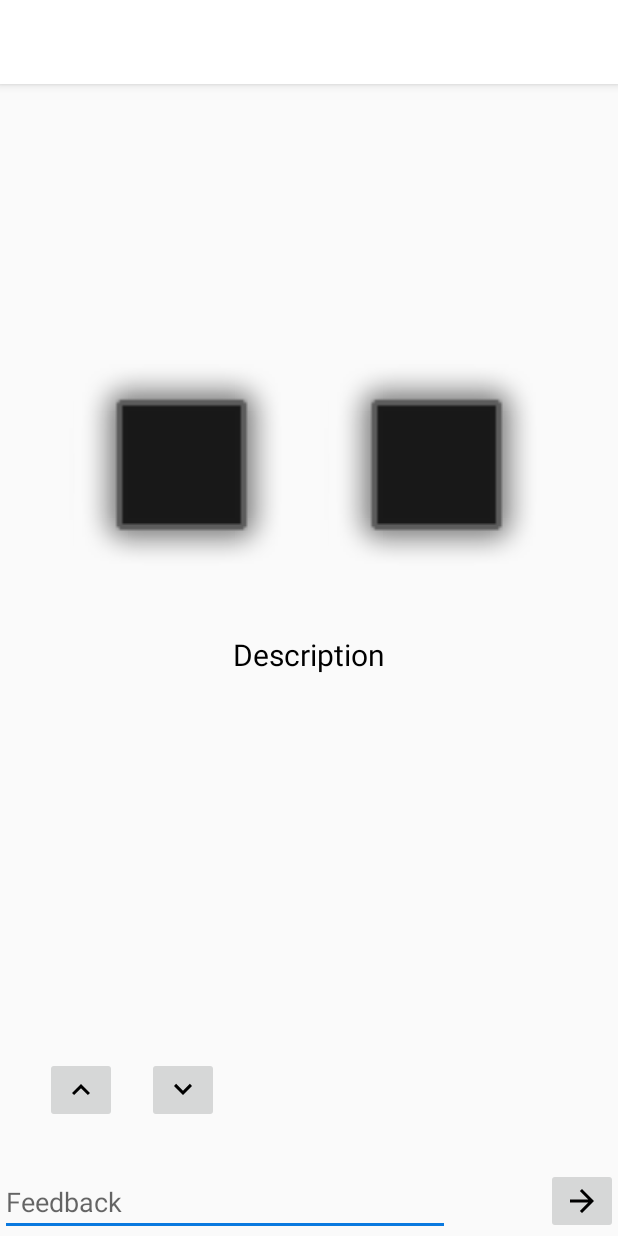
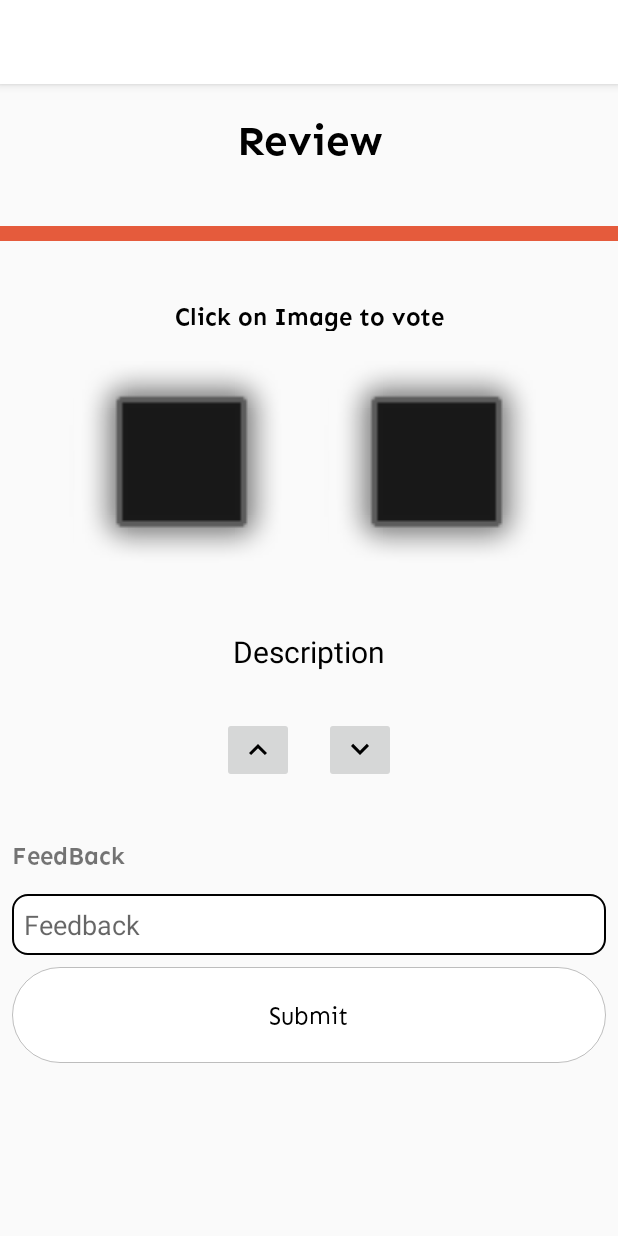
Before and after one commit to Prakash-sa/ABTesting, an Android app: the ImageViewActivity screen opened directly, with no data from a screen before it, on a phone screen of 412 x 824 dp. Run offline under Robolectric (Android 15) with nearby library versions, the phone set to English and light mode, and no system bars; our stand-ins replace Firebase (no records; nobody signed in at launch, a user with empty details on screens opened directly); 5 statements that could not run were skipped.

Commit message:
UI changes

```diff
--- a/app/src/main/java/com/company/ab/activity/ImageViewActivity.java
+++ b/app/src/main/java/com/company/ab/activity/ImageViewActivity.java
@@ -16,6 +16,7 @@ import com.bumptech.glide.Glide;
 import com.company.ab.R;
 import com.company.ab.database.ImageFeatures;
 import com.company.ab.database.ProfileFeatures;
+import com.company.ab.views.RoundedIconButton;
 import com.google.firebase.auth.FirebaseAuth;
 import com.google.firebase.auth.FirebaseUser;
 import com.google.firebase.database.DataSnapshot;
@@ -36,9 +37,10 @@ public class ImageViewActivity extends AppCompatActivity {
     List<String>submittedUuid=new ArrayList<>();
     private ImageView imageView1,imageView2;
     private LinearLayout linearLayout1,linearLayout2;
-    private TextView submit_text,imageDesciption;
+    private TextView imageDesciption;
     private ProfileFeatures profileFeatures;
-    private ImageButton upVotebt,downVotebt,submitbt;
+    private RoundedIconButton submitbt;
+    private ImageButton upVotebt,downVotebt;
     private EditText feedbackedittext;
 
     private int vote=0;
@@ -52,9 +54,6 @@ public class ImageViewActivity extends AppCompatActivity {
     protected void onCreate(Bundle savedInstanceState) {
         super.onCreate(savedInstanceState);
         setContentView(R.layout.activity_image_view);
-
-
-        submit_text=findViewById(R.id.submit_flag_id);
         imageView1=findViewById(R.id.image_button1_id);
         imageView2=findViewById(R.id.image_button2_id);
         linearLayout1=findViewById(R.id.lineraLayout1_id);
@@ -63,19 +62,16 @@ public class ImageViewActivity extends AppCompatActivity {
         upVotebt=findViewById(R.id.upvote_id);
         downVotebt=findViewById(R.id.downvote_id);
         submitbt=findViewById(R.id.submit_bt_id);
+        submitbt.setButtonLabel("Submit");
         feedbackedittext=findViewById(R.id.feedback_id);
 
         user = FirebaseAuth.getInstance().getCurrentUser();
-
         isAble=true;
         selected=0;
-
-
         Bundle b=getIntent().getExtras();
         imageFeatures= (ImageFeatures) b.getSerializable("object");
 
         uuid=imageFeatures.getUuid();
-        submit_text.setVisibility(View.INVISIBLE);
         Glide.with(this).load(imageFeatures.getImageurl1()).into(imageView1);
         Glide.with(this).load(imageFeatures.getImageurl2()).into(imageView2);
         imageDesciption.setText(imageFeatures.getImageDesciption());
@@ -91,7 +87,6 @@ public class ImageViewActivity extends AppCompatActivity {
 
                     if (submittedUuid.contains(uuid)) {
                         isAble = false;
-                        submit_text.setVisibility(View.VISIBLE);
                         return;
                     }
                 }
--- a/app/src/main/res/layout/activity_image_view.xml
+++ b/app/src/main/res/layout/activity_image_view.xml
@@ -1,140 +1,187 @@
 <?xml version="1.0" encoding="utf-8"?>
-<LinearLayout xmlns:android="http://schemas.android.com/apk/res/android"
+<ScrollView xmlns:android="http://schemas.android.com/apk/res/android"
     xmlns:app="http://schemas.android.com/apk/res-auto"
     xmlns:tools="http://schemas.android.com/tools"
+    android:layout_width="match_parent"
+    android:layout_height="match_parent">
+
+    <LinearLayout
         android:layout_width="match_parent"
         android:layout_height="match_parent"
         android:orientation="vertical"
         tools:context=".activity.ImageViewActivity">
 
         <TextView
-        android:layout_marginTop="50dp"
-        android:textSize="30dp"
-        android:textColor="@color/black"
-        android:id="@+id/submit_flag_id"
             android:layout_width="match_parent"
             android:layout_height="wrap_content"
-        android:text="You Have Already Submitted"
-        android:gravity="center"/>
-    <LinearLayout
-        android:gravity="center"
-        android:orientation="vertical"
+            android:layout_marginTop="20dp"
+            android:layout_marginBottom="20dp"
+            android:fontFamily="@font/senbold"
+            android:gravity="center_horizontal"
+            android:text="Review"
+            android:textColor="@color/black"
+            android:textSize="28sp" />
+
+        <View
             android:layout_width="match_parent"
-        android:layout_height="match_parent">
+            android:layout_height="10dp"
+            android:layout_marginTop="20dp"
+            android:layout_marginBottom="20dp"
+            android:background="@color/textcolor" />
 
         <LinearLayout
+            android:layout_width="match_parent"
+            android:layout_height="match_parent"
             android:gravity="center"
-            android:orientation="vertical"
-            android:layout_width="wrap_content"
-            android:layout_height="400dp">
+            android:orientation="vertical">
+
             <LinearLayout
-                android:gravity="center"
-                android:layout_width="wrap_content"
-                android:layout_height="wrap_content">
-            <LinearLayout
-                android:layout_weight="1"
-                android:id="@+id/lineraLayout1_id"
-                android:gravity="center"
                 android:layout_width="wrap_content"
                 android:layout_height="wrap_content"
+                android:gravity="center"
                 android:orientation="vertical">
+
+                <TextView
+                    android:layout_width="match_parent"
+                    android:layout_height="wrap_content"
+                    android:layout_marginTop="20dp"
+                    android:layout_marginBottom="20dp"
+                    android:fontFamily="@font/senbold"
+                    android:gravity="center_horizontal"
+                    android:text="Click on Image to vote"
+                    android:textColor="@color/black"
+                    android:textSize="16sp" />
+
+                <LinearLayout
+                    android:layout_width="wrap_content"
+                    android:layout_height="wrap_content"
+                    android:gravity="center">
+
+                    <LinearLayout
+                        android:id="@+id/lineraLayout1_id"
+                        android:layout_width="wrap_content"
+                        android:layout_height="wrap_content"
+                        android:layout_weight="1"
+                        android:gravity="center"
+                        android:orientation="vertical">
+
                         <ImageView
-                    android:transitionName="imageView1"
-                    app:srcCompat="@android:drawable/alert_dark_frame"
+                            android:id="@+id/image_button1_id"
                             android:layout_width="150dp"
                             android:layout_height="150dp"
-                    android:id="@+id/image_button1_id"/>
+                            android:transitionName="imageView1"
+                            app:srcCompat="@android:drawable/alert_dark_frame" />
                     </LinearLayout>
 
                     <LinearLayout
-                android:layout_weight="1"
                         android:id="@+id/lineraLayout2_id"
-                android:layout_marginLeft="20dp"
-                android:gravity="center"
                         android:layout_width="wrap_content"
                         android:layout_height="wrap_content"
+                        android:layout_marginLeft="20dp"
+                        android:layout_weight="1"
+                        android:gravity="center"
                         android:orientation="vertical">
+
                         <ImageView
-                    android:transitionName="imageView2"
-                    app:srcCompat="@android:drawable/alert_dark_frame"
+                            android:id="@+id/image_button2_id"
                             android:layout_width="150dp"
                             android:layout_height="150dp"
-                    android:id="@+id/image_button2_id"/>
+                            android:transitionName="imageView2"
+                            app:srcCompat="@android:drawable/alert_dark_frame" />
                     </LinearLayout>
 
                 </LinearLayout>
 
                 <TextView
-                android:layout_marginTop="30dp"
+                    android:id="@+id/image_decription_text_id"
                     android:layout_width="wrap_content"
                     android:layout_height="wrap_content"
+                    android:layout_marginTop="30dp"
                     android:text="Description"
-                android:textSize="20dp"
                     android:textColor="@color/black"
-                android:id="@+id/image_decription_text_id"/>
+                    android:textSize="20dp" />
 
             </LinearLayout>
 
 
             <LinearLayout
-            android:orientation="vertical"
-            android:gravity="bottom"
                 android:layout_width="match_parent"
                 android:layout_height="match_parent"
-            >
+                android:gravity="bottom"
+                android:orientation="vertical">
 
                 <LinearLayout
-                android:layout_margin="20dp"
-                android:gravity="left"
                     android:layout_width="match_parent"
                     android:layout_height="wrap_content"
-                >
+                    android:layout_margin="20dp"
+                    android:gravity="center">
+
                     <ImageButton
-                    android:layout_margin="10dp"
+                        android:id="@+id/upvote_id"
                         android:layout_width="wrap_content"
                         android:layout_height="wrap_content"
-                    android:id="@+id/upvote_id"
-                    android:src="@drawable/ic_keyboard_arrow_up_black_24dp"
-                    />
+                        android:layout_margin="10dp"
+                        android:src="@drawable/ic_keyboard_arrow_up_black_24dp" />
 
                     <ImageButton
-                    android:layout_margin="10dp"
+                        android:id="@+id/downvote_id"
                         android:layout_width="wrap_content"
                         android:layout_height="wrap_content"
-                    android:id="@+id/downvote_id"
-                    android:src="@drawable/ic_keyboard_arrow_down_black_24dp"
-                    />
+                        android:layout_margin="10dp"
+                        android:src="@drawable/ic_keyboard_arrow_down_black_24dp" />
                 </LinearLayout>
 
                 <LinearLayout
-                android:layout_gravity="bottom"
-                android:gravity="bottom"
                     android:layout_width="match_parent"
                     android:layout_height="wrap_content"
-                >
+                    android:layout_gravity="bottom"
+                    android:gravity="bottom">
 
                     <LinearLayout
-                    android:layout_weight="1"
-                    android:layout_width="wrap_content"
-                    android:layout_height="wrap_content">
-                <EditText
-                    android:layout_width="300dp"
-                    android:layout_height="wrap_content"
-                    android:hint="Feedback"
-                    android:id="@+id/feedback_id"/>
-                </LinearLayout>
-                <LinearLayout
-                    android:layout_weight="1"
-                    android:layout_gravity="right"
-                    android:gravity="right"
-                    android:layout_width="wrap_content"
-                    android:layout_height="wrap_content">
-                    <ImageButton
                         android:layout_width="wrap_content"
                         android:layout_height="wrap_content"
+                        android:layout_weight="1"
+                        android:orientation="vertical">
+
+                        <TextView
+                            android:layout_width="match_parent"
+                            android:layout_height="wrap_content"
+                            android:layout_margin="8dp"
+                            android:fontFamily="@font/senbold"
+                            android:text="FeedBack"
+                            android:textSize="16sp" />
+
+                        <EditText
+                            android:id="@+id/feedback_id"
+                            android:layout_width="match_parent"
+                            android:layout_height="wrap_content"
+                            android:layout_margin="8dp"
+                            android:background="@drawable/rounded_edittext"
+                            android:hint="Feedback"
+                            android:padding="8dp" />
+                    </LinearLayout>
+
+                </LinearLayout>
+
+                <LinearLayout
+                    android:layout_width="match_parent"
+                    android:layout_height="wrap_content"
+                    android:layout_gravity="right"
+                    android:layout_weight="1"
+                    android:gravity="right">
+                    <com.company.ab.views.RoundedIconButton
+                        android:id="@+id/submit_bt_id"
+                        android:layout_width="match_parent"
+                        android:layout_height="wrap_content"
+                        android:layout_gravity="center_horizontal"
+                        android:layout_margin="8dp"
+                        android:layout_marginTop="10dp"
+                        android:layout_weight="1"
+                        android:focusable="true"
+                        android:paddingBottom="18dp"
                         android:src="@drawable/ic_arrow_forward_black_24dp"
-                        android:id="@+id/submit_bt_id"/>
-                </LinearLayout>
+                        app:font="@font/senregular"
+                        app:textColor="@color/black" />
                 </LinearLayout>
 
             </LinearLayout>
@@ -142,3 +189,5 @@
 
         </LinearLayout>
     </LinearLayout>
+
+</ScrollView>
```
Also changed, not shown: app/src/main/java/com/company/ab/activity/ResultImageActivity.java (+10 -4 lines), app/src/main/java/com/company/ab/adapter/FeedbackAdapter.java (added, +77 -0 lines), app/src/main/res/layout/activity_result_image.xml (+38 -5 lines), app/src/main/res/layout/list_feedback.xml (added, +51 -0 lines). Lines whose indentation alone changed are shown as unchanged.
